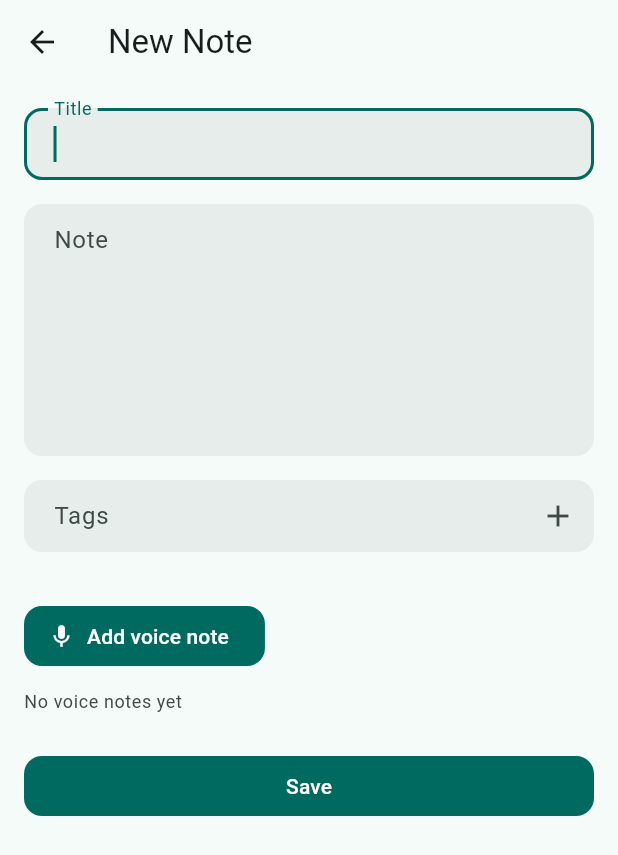
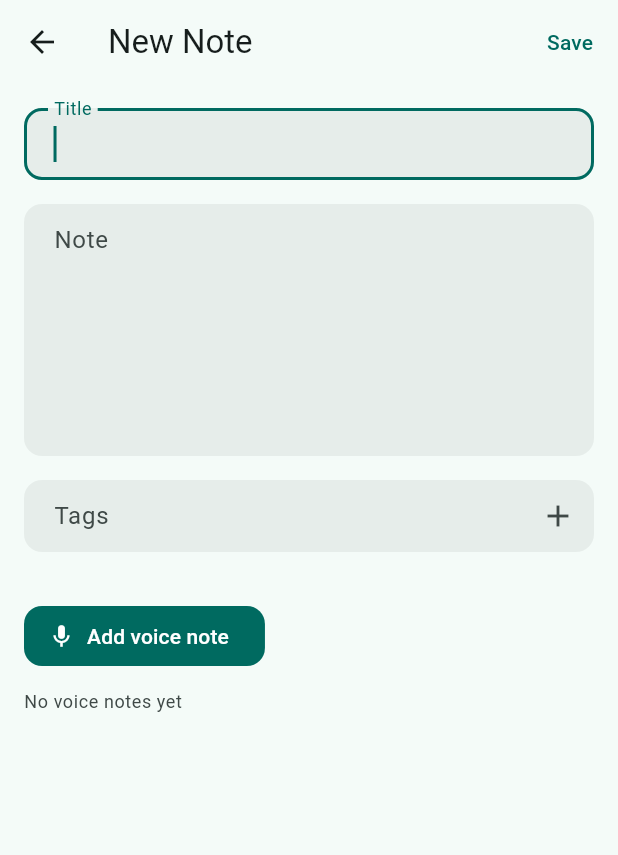
Before and after one commit to lucas-montes/fitfat, a Flutter app: the NoteEditorScreen screen opened directly, on a phone screen of 412 x 824 dp. Shown: the top 855 px of the screen. Run offline on Flutter 3.47's test engine with Material 3 defaults, Android fonts, the phone set to English and light mode, and no system bars; our stand-ins replace audioplayers, drift, file_picker, fl_chart, flutter_local_notifications, flutter_riverpod and 10 more; missing offline and left inert: flutter_foreground_task, health, mobile_scanner, record; accounts and stored records are empty; generated files the repository leaves out were written again.

Commit message:
notes: Move save to the app bar and delete to the bottom
Save is the primary action of the editor, so it belongs in the app bar
alongside the title rather than below the voice-notes field, and it is now
present in both new and edit mode instead of relying on a filled button at
the bottom of a scrolling form.

Delete moves into the slot save vacated — at the bottom, in the error
colour, and behind the divider — so a destructive action is not one stray
tap away from the primary one. It stays edit-only, since a note that does
not exist yet has nothing to delete, and the confirmation dialog still
guards it.

_save and _delete are untouched, so form validation and the discard of
unsaved voice clips on exit behave exactly as before. All three strings
already existed in every locale.

Co-Authored-By: Claude Opus 4.8 (1M context) <noreply@anthropic.com>

```diff
--- a/lib/src/notes/screens/note_editor_screen.dart
+++ b/lib/src/notes/screens/note_editor_screen.dart
@@ -144,12 +144,13 @@ final class _NoteEditorScreenState extends ConsumerState<NoteEditorScreen> {
           _isEditing ? l10n.notesEditorEditTitle : l10n.notesEditorNewTitle,
         ),
         actions: [
-          if (_isEditing)
-            IconButton(
-              tooltip: l10n.notesDelete,
-              onPressed: _delete,
-              icon: const Icon(Icons.delete_outline),
-            ),
+          // Save is the primary action, so it lives here in both new and edit
+          // mode. It mirrors the state the bottom button used to carry:
+          // disabled while saving, with the in-flight label.
+          TextButton(
+            onPressed: _saving ? null : _save,
+            child: Text(_saving ? l10n.notesEditing : l10n.notesSave),
+          ),
         ],
       ),
       body: Form(
@@ -188,10 +189,21 @@ final class _NoteEditorScreenState extends ConsumerState<NoteEditorScreen> {
               onChanged: (clips) => setState(() => _clips = clips),
             ),
             const SizedBox(height: 24),
-            FilledButton(
-              onPressed: _saving ? null : _save,
-              child: Text(_saving ? l10n.notesEditing : l10n.notesSave),
-            ),
+            // Delete takes the slot save vacated, at the bottom and well away
+            // from the app bar, so a destructive action is not one stray tap from
+            // the primary one. Still guarded by the confirmation dialog.
+            if (_isEditing) ...[
+              const Divider(),
+              TextButton.icon(
+                onPressed: _delete,
+                icon: const Icon(Icons.delete_outline),
+                label: Text(l10n.notesDelete),
+                style: TextButton.styleFrom(
+                  foregroundColor: Theme.of(context).colorScheme.error,
+                  minimumSize: const Size.fromHeight(48),
+                ),
+              ),
+            ],
           ],
         ),
       ),
```
